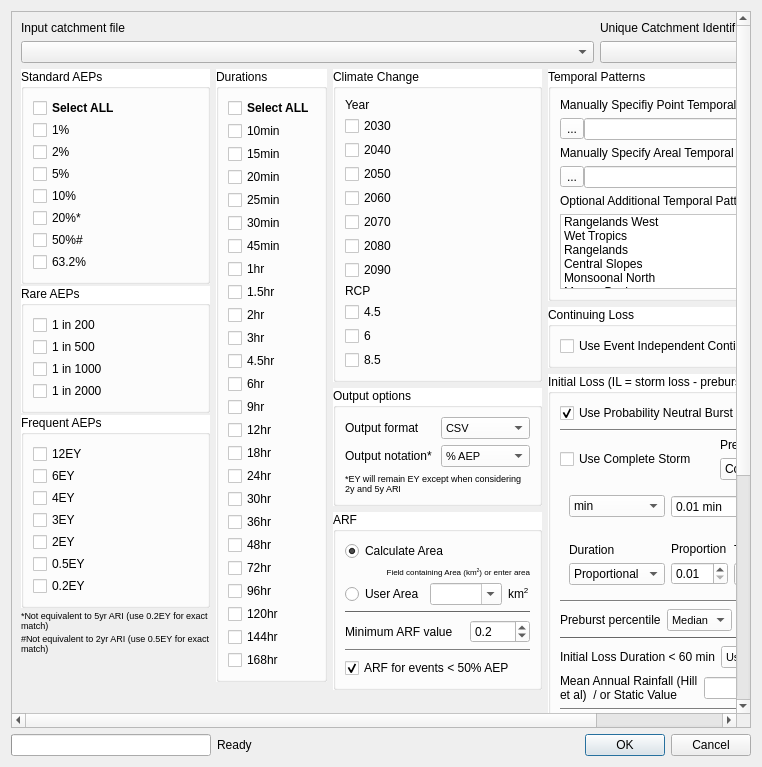
The window that tuflow/forms/ui_tuflowqgis_arr2016.ui (TUFLOW-Support/QGIS-TUFLOW-Plugin) describes before a commit, drawn with Qt 5.
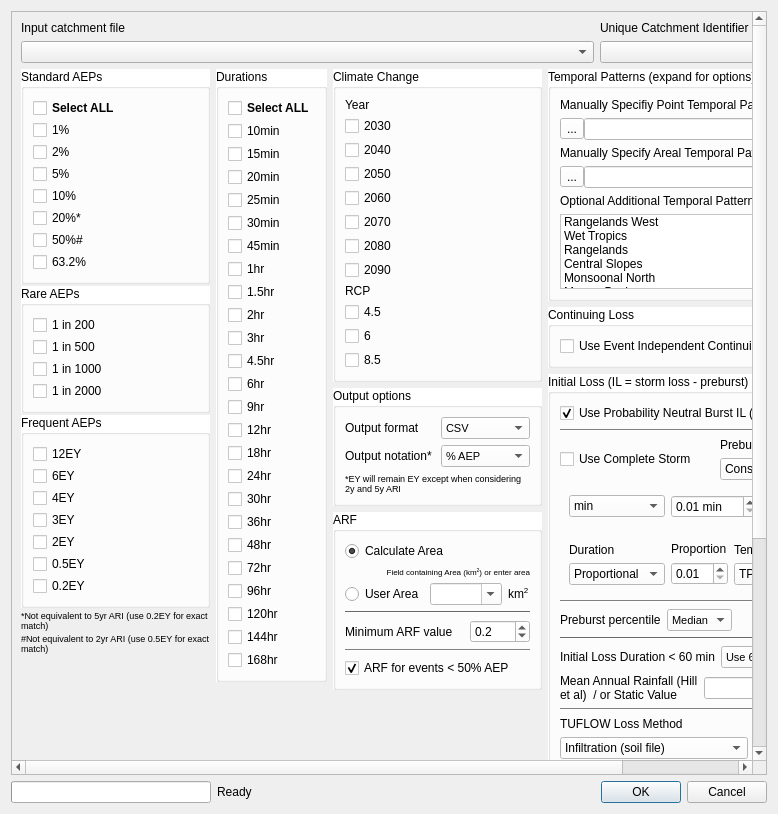
The same window after the commit. Custom widgets are drawn as their Qt base class.

What changed in the file:
```diff
--- a/tuflow/forms/ui_tuflowqgis_arr2016.ui
+++ b/tuflow/forms/ui_tuflowqgis_arr2016.ui
@@ -6,8 +6,8 @@
    <rect>
     <x>0</x>
     <y>0</y>
-    <width>762</width>
-    <height>767</height>
+    <width>778</width>
+    <height>814</height>
    </rect>
   </property>
   <property name="windowTitle">
@@ -4775,7 +4775,7 @@
               <bool>true</bool>
              </property>
              <property name="title">
-              <string>Temporal Patterns</string>
+              <string>Temporal Patterns (expand for options)</string>
              </property>
              <property name="flat">
               <bool>false</bool>
```
Left out of the diff: 11 changed lines with no effect on the pictures.
